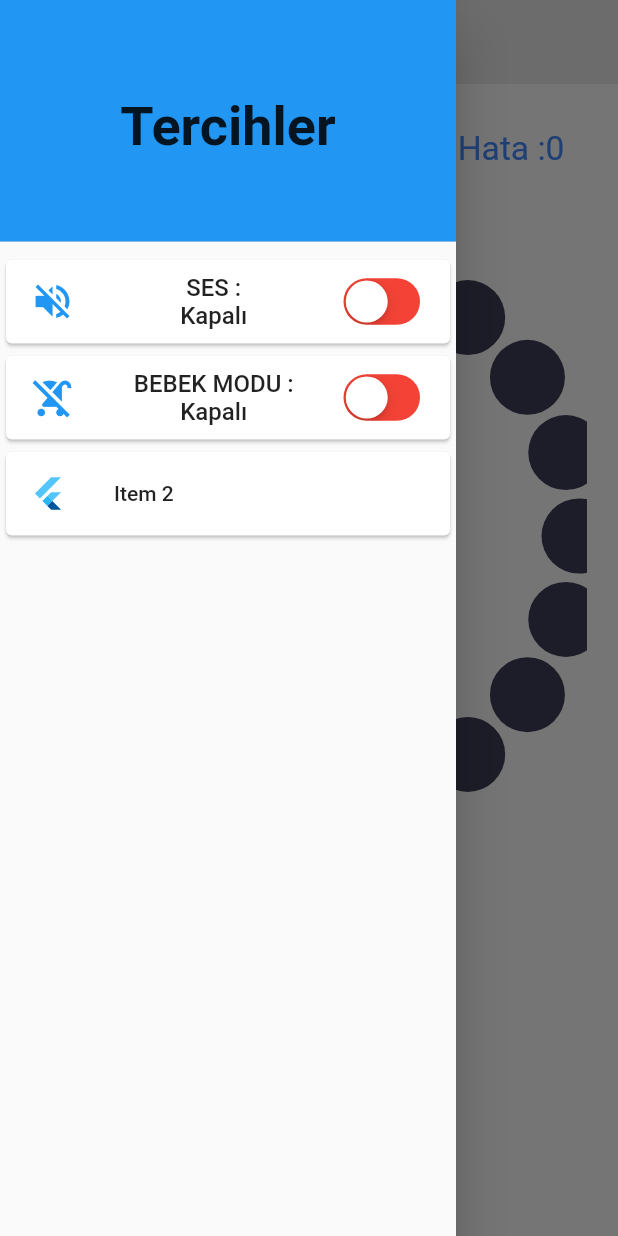
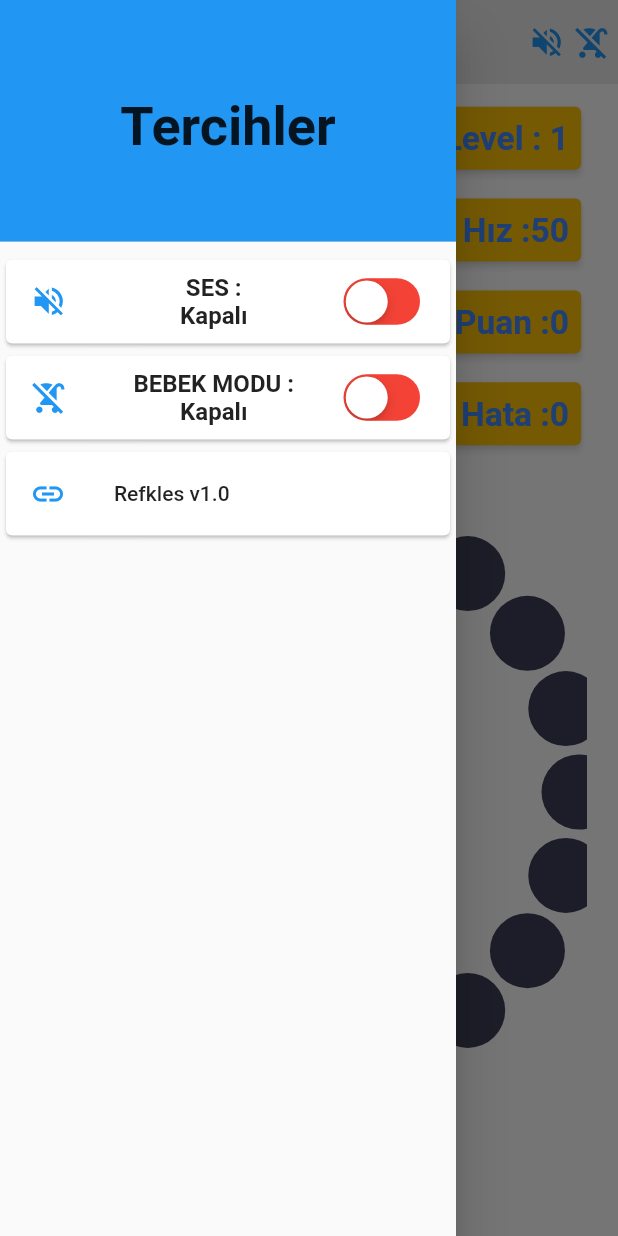
Before and after one commit to byyasar/ledoyun2, a Flutter app: the screen it shows after launch, with the side drawer open, on a phone screen of 412 x 824 dp. Run offline on Flutter 3.47's test engine with Material 2 defaults, Android fonts, the phone set to English and light mode, and no system bars; our stand-ins replace audioplayers, get.

Commit message:
skorboard düzenlendi.

```diff
--- a/lib/controllers/game_controller.dart
+++ b/lib/controllers/game_controller.dart
@@ -77,7 +77,7 @@ class GameController extends GetxController {
     // print('RastgeleSayi : $RastgeleSayi');
   }
 
-  RxInt _hiz = 0.obs;
+  RxInt _hiz = 50.obs;
   int get hiz => _hiz.value;
   set hiz(int value) => _hiz.value = value;
   void hizArtir(int value) {
@@ -103,7 +103,7 @@ class GameController extends GetxController {
 
   void _buildBoard() {
     board = [List.filled(_ledSayisi, 0)];
-    _hiz.value = _level.value * 50;
+    // _hiz.value =  50;
     //update();
   }
 
@@ -164,7 +164,11 @@ class GameController extends GetxController {
     _gameBoard();
     _puan.value = (_level.value * 3 - _hata.value);
     _hata.value = 0;
-    _hizZaman.value <= 200 ? hizlan(10) : hizlan(100);
+    if (_bebekmod.value == false) {
+      print('bebek mod kapalı');
+      _hizZaman.value <= 200 ? hizlan(10) : hizlan(100);
+      _hiz.value = _level.value * 50;
+    }
     levelArtir();
   }
 
@@ -188,7 +192,7 @@ class GameController extends GetxController {
       _gameBoard();
       if (_hata.value == 3) {
         winner = 0;
-        player.play('sesler/error.mp3');
+        _ses.value == true ? player.play('sesler/error.mp3') : "";
         declareWinner();
       }
     }
--- a/lib/core/extension/context_extension.dart
+++ b/lib/core/extension/context_extension.dart
@@ -1,6 +1,5 @@
 import 'dart:math';
 import 'package:flutter/material.dart';
-
 
 extension ContextExtension on BuildContext {
   MediaQueryData get mediaQuery => MediaQuery.of(this);
@@ -20,7 +19,7 @@ extension MediaQueryExtension on BuildContext {
 
 extension ThemeExtension on BuildContext {
   ThemeData get theme => Theme.of(this);
-  TextTheme get textTheme => theme.textTheme;
+  TextTheme get textThema => theme.textTheme;
   ColorScheme get colors => theme.colorScheme;
 }
 
--- a/lib/game_screen/game_screen.dart
+++ b/lib/game_screen/game_screen.dart
@@ -2,25 +2,55 @@ import 'package:flutter/material.dart';
 import 'package:get/get.dart';
 import 'package:ledoyun2/controllers/game_controller.dart';
 import 'package:ledoyun2/core/constant/color_constant.dart';
+import 'package:ledoyun2/core/extension/context_extension.dart';
 import 'package:ledoyun2/game_screen/widgets/drawer.dart';
 import 'package:ledoyun2/game_screen/widgets/game_body.dart';
 
 // ignore: must_be_immutable
 class GameScreen extends StatelessWidget {
   final GameController gameController = Get.find<GameController>();
-
   @override
   Widget build(BuildContext context) {
+    //ContextExtension
+
     return Scaffold(
       backgroundColor: ColorConstants.instance.white,
       appBar: AppBar(
         centerTitle: true,
         backgroundColor: ColorConstants.instance.white,
         elevation: 0,
-        title: Text('Refleks Game', style: TextStyle(color: Colors.blue)),
+        title: Text(
+          'Refleks Game',
+          style: context.textThema.headline5.copyWith(
+              color: context.colors.secondary, fontWeight: FontWeight.bold),
+        ),
+        actions: buildActions(),
       ),
       body: GameBody(),
       drawer: MyDrawer(),
     );
   }
+
+  List<Widget> buildActions() {
+    return [
+      Padding(
+        padding: EdgeInsets.only(right: 5.0),
+        child: Obx(() => Icon(
+              gameController.ses == true ? Icons.volume_up : Icons.volume_off,
+              color: Colors.blue,
+              size: 25.0,
+            )),
+      ),
+      Padding(
+        padding: EdgeInsets.only(right: 5.0),
+        child: Obx(() => Icon(
+              gameController.bebekmod == true
+                  ? Icons.stroller
+                  : Icons.no_stroller,
+              color: Colors.blue,
+              size: 25.0,
+            )),
+      ),
+    ];
+  }
 }
--- a/lib/game_screen/widgets/board.dart
+++ b/lib/game_screen/widgets/board.dart
@@ -35,8 +35,8 @@ class Board extends StatelessWidget {
       height: yuk,
       child: GetBuilder<GameController>(
         builder: (GetxController gameController) => Column(children: [
-          Expanded(flex: 1, child: Skorboard()),
-          Expanded(flex: 8, child: Stack(children: _buildBoard())),
+          Expanded(flex: 3, child: Skorboard()),
+          Expanded(flex: 6, child: Stack(children: _buildBoard())),
         ]),
       ),
     );
--- a/lib/game_screen/widgets/drawer.dart
+++ b/lib/game_screen/widgets/drawer.dart
@@ -2,10 +2,12 @@ import 'package:flutter/cupertino.dart';
 import 'package:flutter/material.dart';
 import 'package:get/get.dart';
 import 'package:ledoyun2/controllers/game_controller.dart';
+import 'package:ledoyun2/core/extension/context_extension.dart';
 
 class MyDrawer extends StatelessWidget {
   @override
   Widget build(BuildContext context) {
+    //ContextExtension
     final GameController gameController = Get.find<GameController>();
     return Drawer(
       child: ListView(
@@ -30,7 +32,7 @@ class MyDrawer extends StatelessWidget {
                         ? Icons.volume_up
                         : Icons.volume_off,
                     color: Colors.blue,
-                    size: 30.0,
+                    size: 25.0,
                   ),
                   title: Row(
                     children: [
@@ -38,7 +40,8 @@ class MyDrawer extends StatelessWidget {
                       Text(
                         'SES :\n' +
                             (gameController.ses == true ? "Açık" : "Kapalı"),
-                        style: TextStyle(fontSize: 16),
+                        style: context.textThema.subtitle1
+                            .copyWith(fontWeight: FontWeight.bold),
                         textAlign: TextAlign.center,
                       ),
                       Spacer()
@@ -63,7 +66,7 @@ class MyDrawer extends StatelessWidget {
                         ? Icons.stroller
                         : Icons.no_stroller,
                     color: Colors.blue,
-                    size: 30.0,
+                    size: 25.0,
                   ),
                   title: Row(
                     children: [
@@ -73,7 +76,8 @@ class MyDrawer extends StatelessWidget {
                             (gameController.bebekmod == true
                                 ? "Açık"
                                 : "Kapalı"),
-                        style: TextStyle(fontSize: 16),
+                        style: context.textThema.subtitle1
+                            .copyWith(fontWeight: FontWeight.bold),
                         textAlign: TextAlign.center,
                       ),
                       Spacer()
@@ -93,11 +97,11 @@ class MyDrawer extends StatelessWidget {
               )),
           Card(
             child: ListTile(
-              leading: FlutterLogo(),
-              title: Text('Item 2'),
-              onTap: () {
-                gameController.sesAcKapat();
-              },
+              leading: Icon(
+                Icons.link,
+                color: context.colors.primary,
+              ),
+              title: Text('Refkles v1.0'),
             ),
           ),
         ],
--- a/lib/game_screen/widgets/skorboard.dart
+++ b/lib/game_screen/widgets/skorboard.dart
@@ -2,36 +2,94 @@ import 'package:flutter/material.dart';
 import 'package:get/get.dart';
 import 'package:ledoyun2/controllers/game_controller.dart';
 import 'package:ledoyun2/core/constant/color_constant.dart';
+import 'package:ledoyun2/core/extension/context_extension.dart';
 
 class Skorboard extends StatelessWidget {
   @override
   Widget build(BuildContext context) {
     final GameController gameController = Get.find<GameController>();
-
+//ContextExtension
     return Container(
       width: MediaQuery.of(context).size.width * .9,
       //color: ColorConstants.instance.bgColor,
-      child: Obx(() => Row(
+      child: Obx(() => Column(
+            crossAxisAlignment: CrossAxisAlignment.end,
             mainAxisAlignment: MainAxisAlignment.spaceEvenly,
             children: [
-              Text('Level : ${gameController.level}',
-                  style: context.textTheme.subtitle1
-                      .copyWith(color: ColorConstants.instance.blueAccent),
-                  textScaleFactor: 1.4),
-              Text('Hız :${gameController.hiz}',
-                  style: context.textTheme.subtitle1
-                      .copyWith(color: ColorConstants.instance.blueAccent),
-                  textScaleFactor: 1.4),
-              Text('Puan :${gameController.puan}',
-                  style: context.textTheme.subtitle1
-                      .copyWith(color: ColorConstants.instance.blueAccent),
-                  textScaleFactor: 1.4),
-              Text('Hata :${gameController.hata}',
-                  style: context.textTheme.subtitle1
-                      .copyWith(color: ColorConstants.instance.blueAccent),
-                  textScaleFactor: 1.4),
+              levelBuild(context),
+              hizBuild(context),
+              puanBuild(context),
+              hataBuild(context),
             ],
           )),
     );
   }
+
+  Card levelBuild(BuildContext context) {
+    final GameController gameController = Get.find<GameController>();
+    return Card(
+      color: Colors.amber,
+      shadowColor: context.colors.onPrimary,
+      elevation: 2.0,
+      child: Padding(
+        padding: const EdgeInsets.all(8.0),
+        child: Text('Level : ${gameController.level}',
+            style: context.textThema.subtitle1.copyWith(
+                color: ColorConstants.instance.blueAccent,
+                fontWeight: FontWeight.bold),
+            textScaleFactor: 1.4),
+      ),
+    );
+  }
+
+  Card hizBuild(BuildContext context) {
+    final GameController gameController = Get.find<GameController>();
+    return Card(
+      color: Colors.amber,
+      shadowColor: context.colors.onPrimary,
+      elevation: 2.0,
+      child: Padding(
+        padding: const EdgeInsets.all(8.0),
+        child: Text('Hız :${gameController.hiz}',
+            style: context.textThema.subtitle1.copyWith(
+                color: ColorConstants.instance.blueAccent,
+                fontWeight: FontWeight.bold),
+            textScaleFactor: 1.4),
+      ),
+    );
+  }
 }
+
+puanBuild(BuildContext context) {
+  final GameController gameController = Get.find<GameController>();
+  return Card(
+    color: Colors.amber,
+    shadowColor: context.colors.onPrimary,
+    elevation: 2.0,
+    child: Padding(
+      padding: const EdgeInsets.all(8.0),
+      child: Text('Puan :${gameController.puan}',
+          style: context.textThema.subtitle1.copyWith(
+              color: ColorConstants.instance.blueAccent,
+              fontWeight: FontWeight.bold),
+          textScaleFactor: 1.4),
+    ),
+  );
+}
+
+hataBuild(BuildContext context) {
+  final GameController gameController = Get.find<GameController>();
+  return Card(
+    color: Colors.amber,
+    shadowColor: context.colors.onPrimary,
+    elevation: 2.0,
+    child: Padding(
+      padding: const EdgeInsets.all(8.0),
+      child: Text('Hata :${gameController.hata}',
+          style: context.textThema.subtitle1.copyWith(
+              color: ColorConstants.instance.blueAccent,
+              fontWeight: FontWeight.bold),
+          textScaleFactor: 1.4),
+    ),
+  );
+}
--- a/lib/main.dart
+++ b/lib/main.dart
@@ -11,6 +11,7 @@ class MyApp extends StatelessWidget {
   @override
   Widget build(BuildContext context) {
     return GetMaterialApp(
+      debugShowCheckedModeBanner: false,
       initialBinding: MainBindings(),
       title: 'JavaScript game',
       theme: ThemeData(
--- a/pubspec.yaml
+++ b/pubspec.yaml
@@ -31,6 +31,7 @@ dependencies:
   get: ^3.25.6
   provider: ^4.3.2+1
   audioplayers: ^0.15.1
+  url_launcher: ^5.4.1
 
 dev_dependencies:
   flutter_test:
```
Also changed, not shown: pubspec.lock, 2 other files.
